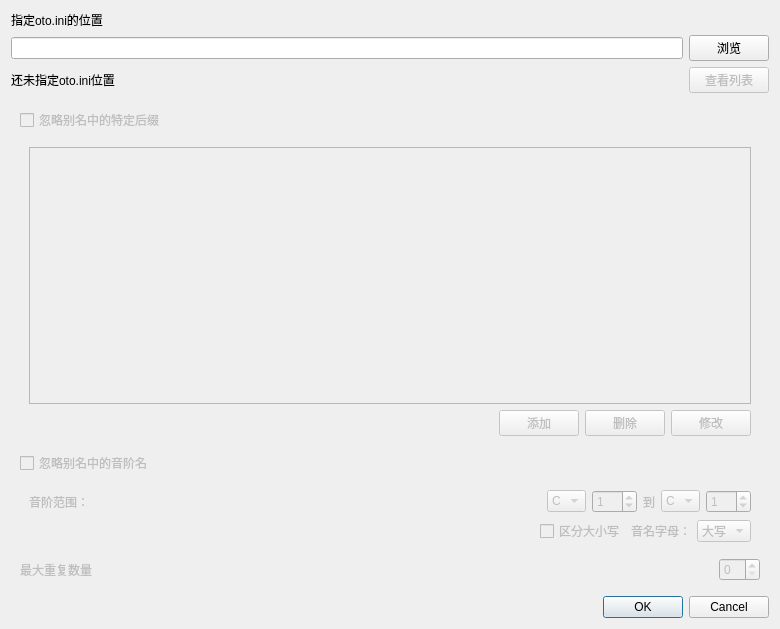
Old version of the form src/removeduplicatedialog.ui in the repository shine5402/KiraOtoToolbox.
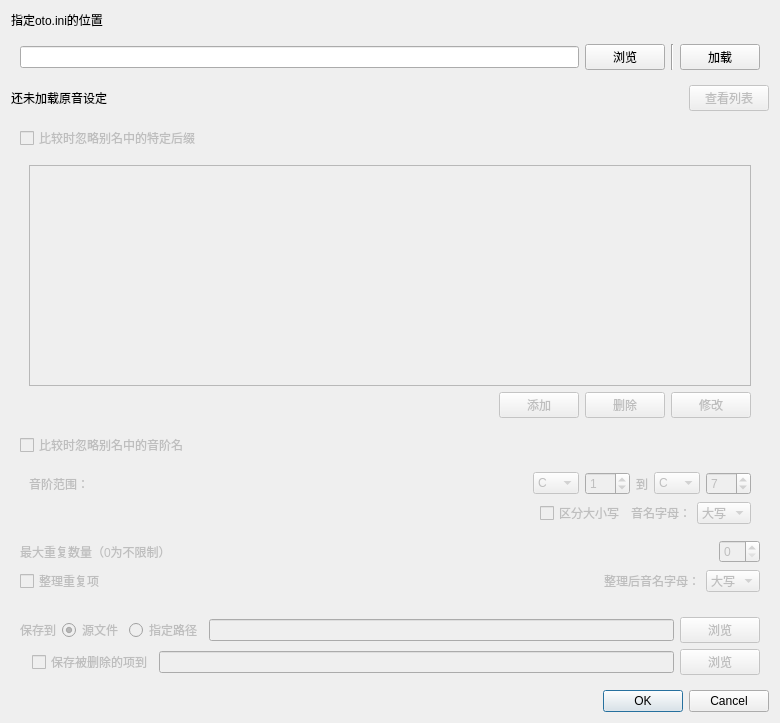
New version of the form.

Commit message: 除了“整理重复项之外”的重复项去除功能完成

```diff
--- a/src/removeduplicatedialog.ui
+++ b/src/removeduplicatedialog.ui
@@ -7,13 +7,13 @@
     <x>0</x>
     <y>0</y>
     <width>780</width>
-    <height>629</height>
+    <height>723</height>
    </rect>
   </property>
   <property name="windowTitle">
-   <string>Dialog</string>
+   <string>去除重复项</string>
   </property>
-  <layout class="QVBoxLayout" name="verticalLayout_4">
+  <layout class="QVBoxLayout" name="verticalLayout_5">
    <item>
     <widget class="QLabel" name="label">
      <property name="text">
@@ -22,25 +22,47 @@
     </widget>
    </item>
    <item>
-    <layout class="QHBoxLayout" name="horizontalLayout" stretch="0,0">
-     <item>
-      <widget class="QLineEdit" name="fileNameEdit"/>
-     </item>
-     <item>
-      <widget class="QPushButton" name="browseButton">
-       <property name="text">
-        <string>浏览</string>
-       </property>
-      </widget>
-     </item>
-    </layout>
+    <widget class="QWidget" name="loadOtoWidget" native="true">
+     <layout class="QHBoxLayout" name="horizontalLayout" stretch="0,0,0,0">
+      <item>
+       <widget class="QLineEdit" name="fileNameEdit_open"/>
+      </item>
+      <item>
+       <widget class="QPushButton" name="browseButton_open">
+        <property name="styleSheet">
+         <string notr="true"/>
+        </property>
+        <property name="text">
+         <string>浏览</string>
+        </property>
+        <property name="flat">
+         <bool>false</bool>
+        </property>
+       </widget>
+      </item>
+      <item>
+       <widget class="Line" name="line">
+        <property name="orientation">
+         <enum>Qt::Vertical</enum>
+        </property>
+       </widget>
+      </item>
+      <item>
+       <widget class="QPushButton" name="loadButton">
+        <property name="text">
+         <string>加载</string>
+        </property>
+       </widget>
+      </item>
+     </layout>
+    </widget>
    </item>
    <item>
     <layout class="QHBoxLayout" name="horizontalLayout_8">
      <item>
-      <widget class="QLabel" name="label_6">
+      <widget class="QLabel" name="countLabel">
        <property name="text">
-        <string>还未指定oto.ini位置</string>
+        <string>还未加载原音设定</string>
        </property>
       </widget>
      </item>
@@ -58,7 +80,7 @@
       </spacer>
      </item>
      <item>
-      <widget class="QPushButton" name="pushButton_4">
+      <widget class="QPushButton" name="showOtoListButton">
        <property name="enabled">
         <bool>false</bool>
        </property>
@@ -78,7 +100,7 @@
       <item>
        <widget class="QCheckBox" name="ignoreSpecificSuffixCheckBox">
         <property name="text">
-         <string>忽略别名中的特定后缀</string>
+         <string>比较时忽略别名中的特定后缀</string>
         </property>
        </widget>
       </item>
@@ -135,7 +157,7 @@
       <item>
        <widget class="QCheckBox" name="ignorePitchSuffixCheckBox">
         <property name="text">
-         <string>忽略别名中的音阶名</string>
+         <string>比较时忽略别名中的音阶名</string>
         </property>
        </widget>
       </item>
@@ -176,11 +198,21 @@
                  <string>C</string>
                 </property>
                </item>
+               <item>
+                <property name="text">
+                 <string>C#</string>
+                </property>
+               </item>
                <item>
                 <property name="text">
                  <string>D</string>
                 </property>
                </item>
+               <item>
+                <property name="text">
+                 <string>D#</string>
+                </property>
+               </item>
                <item>
                 <property name="text">
                  <string>E</string>
@@ -191,16 +223,31 @@
                  <string>F</string>
                 </property>
                </item>
+               <item>
+                <property name="text">
+                 <string>F#</string>
+                </property>
+               </item>
                <item>
                 <property name="text">
                  <string>G</string>
                 </property>
                </item>
+               <item>
+                <property name="text">
+                 <string>G#</string>
+                </property>
+               </item>
                <item>
                 <property name="text">
                  <string>A</string>
                 </property>
                </item>
+               <item>
+                <property name="text">
+                 <string>A#</string>
+                </property>
+               </item>
                <item>
                 <property name="text">
                  <string>B</string>
@@ -236,11 +283,21 @@
                  <string>C</string>
                 </property>
                </item>
+               <item>
+                <property name="text">
+                 <string>C#</string>
+                </property>
+               </item>
                <item>
                 <property name="text">
                  <string>D</string>
                 </property>
                </item>
+               <item>
+                <property name="text">
+                 <string>D#</string>
+                </property>
+               </item>
                <item>
                 <property name="text">
                  <string>E</string>
@@ -251,16 +308,31 @@
                  <string>F</string>
                 </property>
                </item>
+               <item>
+                <property name="text">
+                 <string>F#</string>
+                </property>
+               </item>
                <item>
                 <property name="text">
                  <string>G</string>
                 </property>
                </item>
+               <item>
+                <property name="text">
+                 <string>G#</string>
+                </property>
+               </item>
                <item>
                 <property name="text">
                  <string>A</string>
                 </property>
                </item>
+               <item>
+                <property name="text">
+                 <string>A#</string>
+                </property>
+               </item>
                <item>
                 <property name="text">
                  <string>B</string>
@@ -274,7 +346,7 @@
                 <number>-99</number>
                </property>
                <property name="value">
-                <number>1</number>
+                <number>7</number>
                </property>
               </widget>
              </item>
@@ -335,7 +407,7 @@
         <item>
          <widget class="QLabel" name="label_5">
           <property name="text">
-           <string>最大重复数量</string>
+           <string>最大重复数量（0为不限制）</string>
           </property>
          </widget>
         </item>
@@ -353,7 +425,176 @@
          </spacer>
         </item>
         <item>
-         <widget class="QSpinBox" name="maxSpinBox"/>
+         <widget class="QSpinBox" name="maxSpinBox">
+          <property name="minimum">
+           <number>0</number>
+          </property>
+         </widget>
+        </item>
+       </layout>
+      </item>
+      <item>
+       <widget class="QWidget" name="widget_3" native="true">
+        <layout class="QHBoxLayout" name="horizontalLayout_11">
+         <property name="leftMargin">
+          <number>0</number>
+         </property>
+         <property name="topMargin">
+          <number>0</number>
+         </property>
+         <property name="rightMargin">
+          <number>0</number>
+         </property>
+         <property name="bottomMargin">
+          <number>0</number>
+         </property>
+         <item>
+          <widget class="QCheckBox" name="reorganizeCheckBox">
+           <property name="text">
+            <string>整理重复项</string>
+           </property>
+           <property name="checked">
+            <bool>false</bool>
+           </property>
+          </widget>
+         </item>
+         <item>
+          <spacer name="horizontalSpacer_6">
+           <property name="orientation">
+            <enum>Qt::Horizontal</enum>
+           </property>
+           <property name="sizeHint" stdset="0">
+            <size>
+             <width>40</width>
+             <height>20</height>
+            </size>
+           </property>
+          </spacer>
+         </item>
+         <item>
+          <widget class="QLabel" name="label_7">
+           <property name="text">
+            <string>整理后音名字母：</string>
+           </property>
+          </widget>
+         </item>
+         <item>
+          <widget class="QComboBox" name="OrganizeCaseComboBox">
+           <item>
+            <property name="text">
+             <string>大写</string>
+            </property>
+           </item>
+           <item>
+            <property name="text">
+             <string>小写</string>
+            </property>
+           </item>
+          </widget>
+         </item>
+        </layout>
+       </widget>
+      </item>
+     </layout>
+    </widget>
+   </item>
+   <item>
+    <widget class="QWidget" name="saveOptionWidget" native="true">
+     <property name="enabled">
+      <bool>false</bool>
+     </property>
+     <layout class="QVBoxLayout" name="verticalLayout_4">
+      <item>
+       <layout class="QHBoxLayout" name="horizontalLayout_9">
+        <item>
+         <widget class="QLabel" name="label_6">
+          <property name="text">
+           <string>保存到</string>
+          </property>
+         </widget>
+        </item>
+        <item>
+         <widget class="QRadioButton" name="saveToSrcRadioButton">
+          <property name="text">
+           <string>源文件</string>
+          </property>
+          <property name="checked">
+           <bool>true</bool>
+          </property>
+          <attribute name="buttonGroup">
+           <string notr="true">savePathButtonGroup</string>
+          </attribute>
+         </widget>
+        </item>
+        <item>
+         <widget class="QRadioButton" name="saveToPathRadioButton">
+          <property name="text">
+           <string>指定路径</string>
+          </property>
+          <attribute name="buttonGroup">
+           <string notr="true">savePathButtonGroup</string>
+          </attribute>
+         </widget>
+        </item>
+        <item>
+         <widget class="QLineEdit" name="fileNameEdit_save">
+          <property name="enabled">
+           <bool>false</bool>
+          </property>
+         </widget>
+        </item>
+        <item>
+         <widget class="QPushButton" name="browseButton_save">
+          <property name="enabled">
+           <bool>false</bool>
+          </property>
+          <property name="styleSheet">
+           <string notr="true"/>
+          </property>
+          <property name="text">
+           <string>浏览</string>
+          </property>
+          <property name="flat">
+           <bool>false</bool>
+          </property>
+         </widget>
+        </item>
+       </layout>
+      </item>
+      <item>
+       <layout class="QHBoxLayout" name="horizontalLayout_10">
+        <property name="leftMargin">
+         <number>12</number>
+        </property>
+        <item>
+         <widget class="QCheckBox" name="saveDeletedCheckBox">
+          <property name="text">
+           <string>保存被删除的项到</string>
+          </property>
+         </widget>
+        </item>
+        <item>
+         <widget class="QLineEdit" name="fileNameEdit_save_deleted">
+          <property name="enabled">
+           <bool>false</bool>
+          </property>
+         </widget>
+        </item>
+        <item>
+         <widget class="QPushButton" name="browseButton_save_deleted">
+          <property name="enabled">
+           <bool>false</bool>
+          </property>
+          <property name="styleSheet">
+           <string notr="true"/>
+          </property>
+          <property name="text">
+           <string>浏览</string>
+          </property>
+          <property name="flat">
+           <bool>false</bool>
+          </property>
+         </widget>
         </item>
        </layout>
       </item>
```
Left out of the diff: 119 changed lines with no effect on the pictures. The commit also changes 10 other files.
